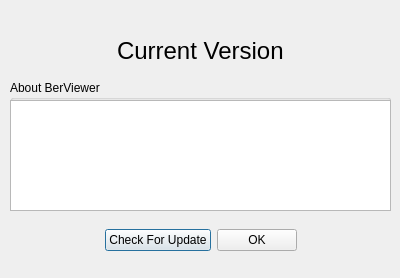
Old version of the form BerViewer/about_dlg.ui in the repository jykim74/BerEditor.
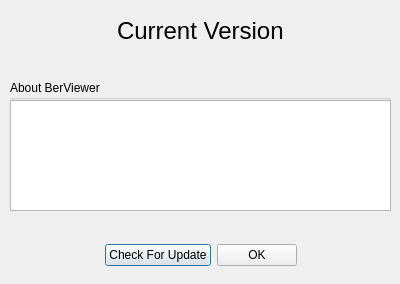
New version of the form.

Diff of the .ui file:
```diff
--- a/BerViewer/about_dlg.ui
+++ b/BerViewer/about_dlg.ui
@@ -7,7 +7,7 @@
     <x>0</x>
     <y>0</y>
     <width>400</width>
-    <height>278</height>
+    <height>284</height>
    </rect>
   </property>
   <property name="windowTitle">
@@ -17,7 +17,7 @@
    <property name="geometry">
     <rect>
      <x>10</x>
-     <y>30</y>
+     <y>10</y>
      <width>381</width>
      <height>41</height>
     </rect>
@@ -67,9 +67,9 @@
    <property name="geometry">
     <rect>
      <x>10</x>
-     <y>220</y>
+     <y>240</y>
      <width>381</width>
-     <height>41</height>
+     <height>31</height>
     </rect>
    </property>
    <layout class="QHBoxLayout" name="horizontalLayout_2">
```
